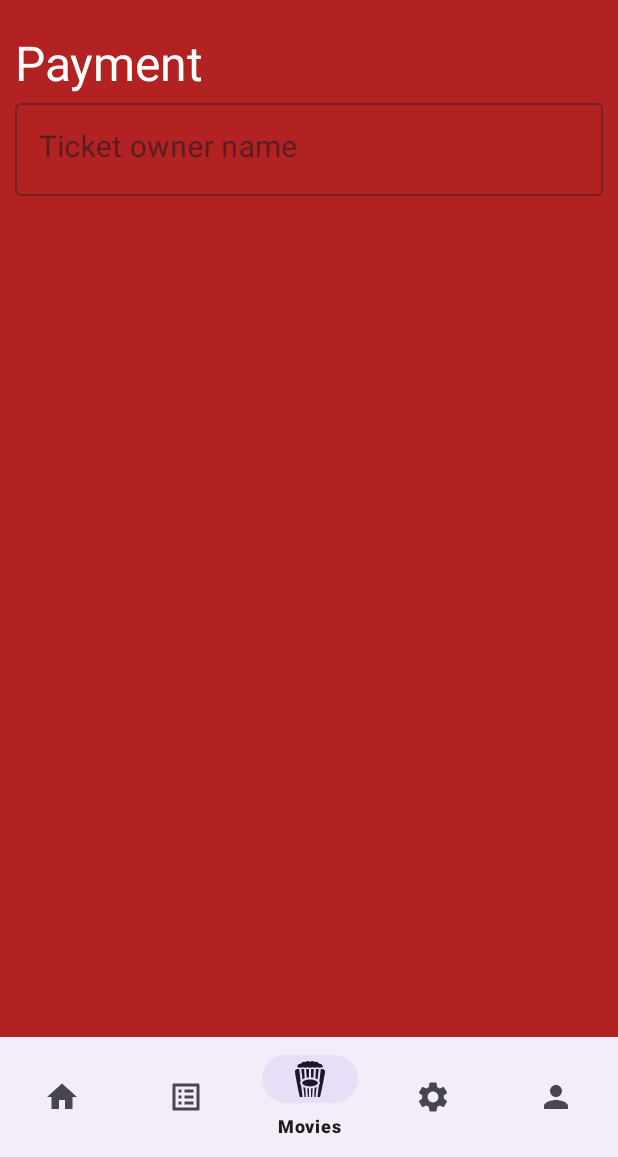
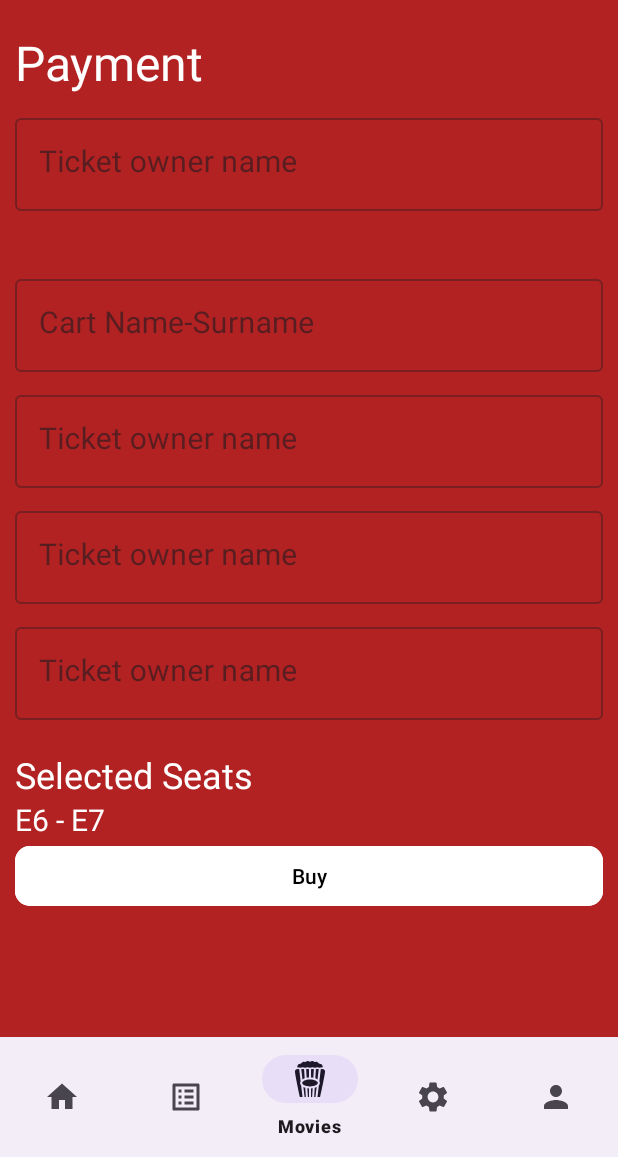
Before and after one commit to ErkinAl/E-Bilot, an Android app: the screen it shows after launch (MainActivity), item 3 of the bottom bar chosen, on a phone screen of 412 x 824 dp, the part 79-1236 px from its top. Run offline under Robolectric (Android 15) with nearby library versions, the phone set to English and light mode, and no system bars.

Commit message:
payment frontend finished

```diff
--- a/app/src/main/res/layout/fragment_payment.xml
+++ b/app/src/main/res/layout/fragment_payment.xml
@@ -38,7 +38,8 @@
             android:hint="Ticket owner name"
             android:layout_marginLeft="10dp"
             android:layout_marginRight="10dp"
-            android:layout_marginBottom="20dp"
+            android:layout_marginBottom="10dp"
+            android:layout_marginTop="10dp"
             >
 
             <com.google.android.material.textfield.TextInputEditText
@@ -48,8 +49,115 @@
                 android:gravity="top"
                 android:textSize="20sp"
                 />
+        </com.google.android.material.textfield.TextInputLayout>
 
+        <com.google.android.material.textfield.TextInputLayout
+            android:id="@+id/cardOwnerNameSurname"
+            android:layout_width="match_parent"
+            android:layout_height="wrap_content"
+            style="@style/Widget.MaterialComponents.TextInputLayout.OutlinedBox"
+            android:hint="Cart Name-Surname"
+            android:layout_marginLeft="10dp"
+            android:layout_marginRight="10dp"
+            android:layout_marginBottom="10dp"
+            android:layout_marginTop="30dp"
+            >
+
+            <com.google.android.material.textfield.TextInputEditText
+                android:id="@+id/cardOwnerNameSurname_editText"
+                android:layout_width="match_parent"
+                android:layout_height="wrap_content"
+                android:gravity="top"
+                android:textSize="20sp"
+                />
         </com.google.android.material.textfield.TextInputLayout>
+
+        <com.google.android.material.textfield.TextInputLayout
+            android:id="@+id/cardNumber"
+            android:layout_width="match_parent"
+            android:layout_height="wrap_content"
+            style="@style/Widget.MaterialComponents.TextInputLayout.OutlinedBox"
+            android:hint="Ticket owner name"
+            android:layout_marginLeft="10dp"
+            android:layout_marginRight="10dp"
+            android:layout_marginBottom="10dp"
+            >
+
+            <com.google.android.material.textfield.TextInputEditText
+                android:id="@+id/cardNumber_editText"
+                android:layout_width="match_parent"
+                android:layout_height="wrap_content"
+                android:gravity="top"
+                android:textSize="20sp"
+                />
+        </com.google.android.material.textfield.TextInputLayout>
+
+        <com.google.android.material.textfield.TextInputLayout
+            android:id="@+id/expirationDate"
+            android:layout_width="match_parent"
+            android:layout_height="wrap_content"
+            style="@style/Widget.MaterialComponents.TextInputLayout.OutlinedBox"
+            android:hint="Ticket owner name"
+            android:layout_marginLeft="10dp"
+            android:layout_marginRight="10dp"
+            android:layout_marginBottom="10dp"
+            >
+
+            <com.google.android.material.textfield.TextInputEditText
+                android:id="@+id/expirationDate_editText"
+                android:layout_width="match_parent"
+                android:layout_height="wrap_content"
+                android:gravity="top"
+                android:textSize="20sp"
+                />
+        </com.google.android.material.textfield.TextInputLayout>
+
+        <com.google.android.material.textfield.TextInputLayout
+            android:id="@+id/cvc"
+            android:layout_width="match_parent"
+            android:layout_height="wrap_content"
+            style="@style/Widget.MaterialComponents.TextInputLayout.OutlinedBox"
+            android:hint="Ticket owner name"
+            android:layout_marginLeft="10dp"
+            android:layout_marginRight="10dp"
+            android:layout_marginBottom="20dp"
+            >
+
+            <com.google.android.material.textfield.TextInputEditText
+                android:id="@+id/cvc_editText"
+                android:layout_width="match_parent"
+                android:layout_height="wrap_content"
+                android:gravity="top"
+                android:textSize="20sp"
+                />
+        </com.google.android.material.textfield.TextInputLayout>
+
+        <TextView
+            android:layout_width="match_parent"
+            android:layout_height="wrap_content"
+            android:text="Selected Seats"
+            android:textSize="24sp"
+            android:textColor="@color/white"
+            android:layout_marginLeft="10dp" />
+
+        <TextView
+            android:layout_width="match_parent"
+            android:layout_height="wrap_content"
+            android:text="E6 - E7"
+            android:textSize="20sp"
+            android:textColor="@color/white"
+            android:layout_marginLeft="10dp" />
+
+        <Button
+            android:id="@+id/buyButtonPayment"
+            android:layout_width="match_parent"
+            android:layout_height="wrap_content"
+            android:textColor="@color/black"
+            android:backgroundTint="@color/white"
+            android:layout_marginLeft="10dp"
+            android:layout_marginRight="10dp"
+            android:text="Buy"
+            app:cornerRadius="10sp"/>
 
 
     </LinearLayout>
```
